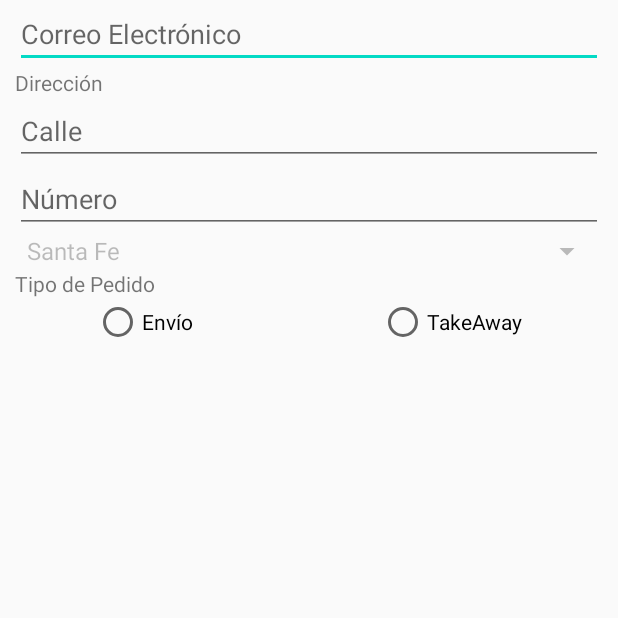
After one commit to GiovaniFerraroTrivelli/TP-ISI-DAM-2020, an Android app: the PedidoActivity screen opened directly, with no data from a screen before it, on a phone screen of 412 x 824 dp, the top half of it. The commit adds this screen. Run offline under Robolectric (Android 15) with nearby library versions, the phone set to English and light mode, and no system bars.

Commit message:
Agrear PedidoActivity y Toolbar en ListaPlatos

```diff
--- a/app/src/main/java/isi/dam/sendmeal/HomeActivity.java
+++ b/app/src/main/java/isi/dam/sendmeal/HomeActivity.java
@@ -4,7 +4,6 @@ import androidx.appcompat.app.AppCompatActivity;
 
 import android.content.Intent;
 import android.os.Bundle;
-import android.util.Log;
 import android.view.Menu;
 import android.view.MenuItem;
 
@@ -18,13 +17,13 @@ public class HomeActivity extends AppCompatActivity {
     protected void onCreate(Bundle savedInstanceState) {
         super.onCreate(savedInstanceState);
         setContentView(R.layout.activity_home);
-        toolbar = (Toolbar) findViewById(R.id.my_toolbar);
+        toolbar = (Toolbar) findViewById(R.id.home_toolbar);
         setSupportActionBar(toolbar);
     }
 
     @Override
     public boolean onCreateOptionsMenu(Menu menu) {
-        getMenuInflater().inflate(R.menu.menu, menu);
+        getMenuInflater().inflate(R.menu.menu_home, menu);
         return super.onCreateOptionsMenu(menu);
     }
 
--- /dev/null
+++ b/app/src/main/java/isi/dam/sendmeal/PedidoActivity.java
@@ -0,0 +1,21 @@
+package isi.dam.sendmeal;
+
+import androidx.appcompat.app.AppCompatActivity;
+
+import android.os.Bundle;
+import android.widget.Spinner;
+
+public class PedidoActivity extends AppCompatActivity {
+
+    private Spinner spinnerCiudades;
+
+    @Override
+    protected void onCreate(Bundle savedInstanceState) {
+        super.onCreate(savedInstanceState);
+        setContentView(R.layout.activity_pedido);
+
+        // Solo admite una ciudad
+        spinnerCiudades = (Spinner) findViewById(R.id.Spinner_ciudades);
+        spinnerCiudades.setEnabled(false);
+    }
+}
--- a/app/src/main/res/layout/activity_home.xml
+++ b/app/src/main/res/layout/activity_home.xml
@@ -8,7 +8,7 @@
     tools:context=".HomeActivity">
 
     <androidx.appcompat.widget.Toolbar
-        android:id="@+id/my_toolbar"
+        android:id="@+id/home_toolbar"
         android:layout_width="match_parent"
         android:layout_height="?attr/actionBarSize"
         android:background="?attr/colorPrimary"
--- /dev/null
+++ b/app/src/main/res/layout/activity_pedido.xml
@@ -0,0 +1,66 @@
+<?xml version="1.0" encoding="utf-8"?>
+<LinearLayout xmlns:android="http://schemas.android.com/apk/res/android"
+    xmlns:app="http://schemas.android.com/apk/res-auto"
+    xmlns:tools="http://schemas.android.com/tools"
+    android:layout_width="match_parent"
+    android:layout_height="match_parent"
+    tools:context=".PedidoActivity"
+    android:paddingLeft="10dp"
+    android:paddingRight="10dp"
+    android:orientation="vertical">
+
+    <EditText
+        android:id="@+id/Email_pedido"
+        android:layout_width="match_parent"
+        android:layout_height="wrap_content"
+        android:hint="@string/email_pedido"/>
+
+    <TextView
+        android:layout_width="wrap_content"
+        android:layout_height="wrap_content"
+        android:text="@string/TextView_Direccion_Pedido">
+    </TextView>
+
+    <EditText
+        android:id="@+id/Calle_pedido"
+        android:layout_width="match_parent"
+        android:layout_height="wrap_content"
+        android:hint="@string/calle_pedido"/>
+
+    <EditText
+        android:id="@+id/Numero_calle_pedido"
+        android:layout_width="match_parent"
+        android:layout_height="wrap_content"
+        android:hint="@string/numero_calle_pedido"/>
+
+    <Spinner
+        android:id="@+id/Spinner_ciudades"
+        android:layout_width="match_parent"
+        android:layout_height="wrap_content"
+        android:entries="@array/spinner_ciudades"/>
+
+    <TextView
+        android:layout_width="wrap_content"
+        android:layout_height="wrap_content"
+        android:text="@string/tipo_pedido"/>
+
+    <RadioGroup
+        android:id="@+id/Tipo_pedido"
+        android:layout_width="wrap_content"
+        android:layout_height="wrap_content"
+        android:orientation="horizontal"
+        android:layout_gravity="center_horizontal">
+
+        <RadioButton
+            android:layout_width="190dp"
+            android:layout_height="wrap_content"
+            android:text="@string/pedido_envio" />
+        <RadioButton
+            android:layout_width="match_parent"
+            android:layout_height="wrap_content"
+            android:text="@string/pedido_takeaway"/>
+    </RadioGroup>
+
+
+
+</LinearLayout>
--- a/app/src/main/res/layout/activity_registrar.xml
+++ b/app/src/main/res/layout/activity_registrar.xml
@@ -6,8 +6,8 @@
     android:layout_height="match_parent"
     android:orientation="vertical"
     tools:context=".RegistrarActivity"
-    android:paddingLeft="8dp"
-    android:paddingRight="8dp">
+    android:paddingLeft="10dp"
+    android:paddingRight="10dp">
 
     <EditText
         android:id="@+id/Nombre"
--- a/app/src/main/res/values/strings.xml
+++ b/app/src/main/res/values/strings.xml
@@ -29,6 +29,14 @@
     <string name="descripcion_plato">Descripción</string>
     <string name="guardar_plato">Guardar</string>
     <string name="titulo_lista_platos">Platos Disponibles</string>
+    <string name="email_pedido">Correo Electrónico</string>
+    <string name="nuevo_pedido">Nuevo Pedido</string>
+    <string name="calle_pedido">Calle</string>
+    <string name="numero_calle_pedido">Número</string>
+    <string name="TextView_Direccion_Pedido">Dirección</string>
+    <string name="tipo_pedido">Tipo de Pedido</string>
+    <string name="pedido_envio">Envío</string>
+    <string name="pedido_takeaway">TakeAway</string>
     <string name="welcome">¡Hola! :)</string>
 
 
@@ -60,4 +68,8 @@
         <item>29</item>
         <item>30</item>
     </string-array>
+
+    <string-array name="spinner_ciudades">
+        <item>Santa Fe</item>
+    </string-array>
 </resources>
--- a/app/src/main/res/values/styles.xml
+++ b/app/src/main/res/values/styles.xml
@@ -1,6 +1,6 @@
 <resources>
     <!-- Base application theme. -->
-    <style name="AppTheme" parent="Theme.AppCompat.Light.NoActionBar">
+    <style name="NoToolbarStyle" parent="Theme.AppCompat.Light.NoActionBar">
         <!-- Customize your theme here. -->
         <item name="colorPrimary">@color/colorPrimary</item>
         <item name="colorPrimaryDark">@color/colorPrimaryDark</item>
```
Also changed, not shown: app/src/main/AndroidManifest.xml (+5 -4 lines), app/src/main/java/isi/dam/sendmeal/ListaPlatosActivity.java (+30 -0 lines), app/src/main/res/drawable/add_shopping_cart_white.xml (added, +9 -0 lines), app/src/main/res/layout/activity_lista_platos.xml (+14 -0 lines), app/src/main/res/menu/menu_lista_platos.xml (added, +14 -0 lines), app/src/main/res/menu/menu_home.xml (renamed from app/src/main/res/menu/menu.xml).
